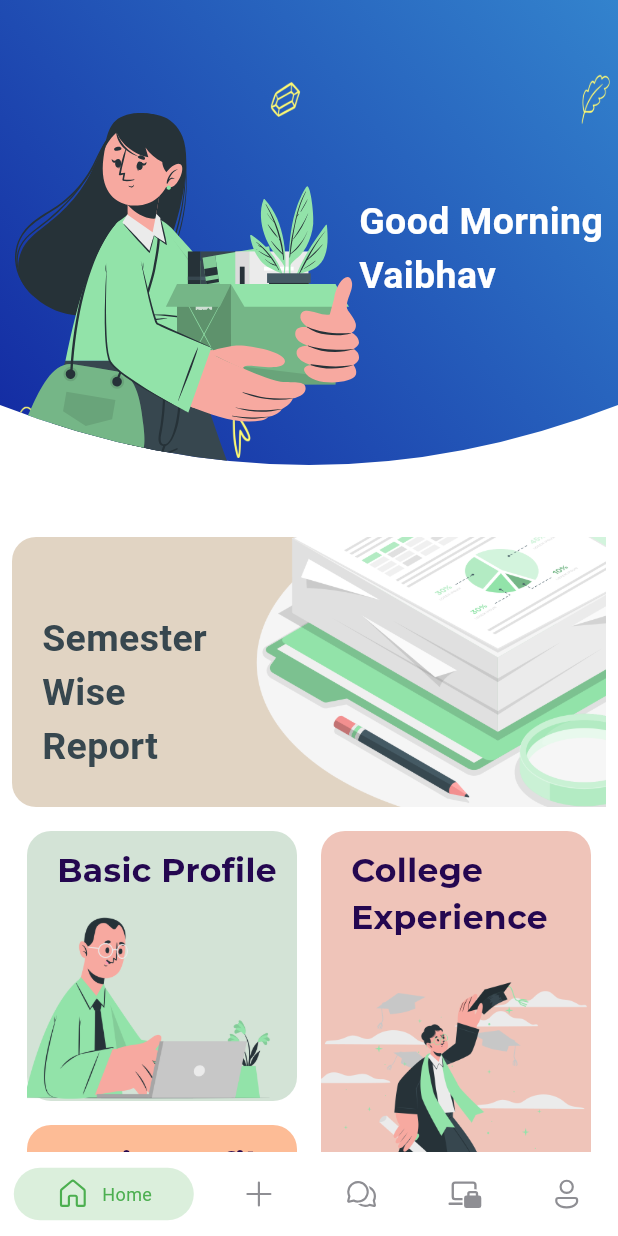
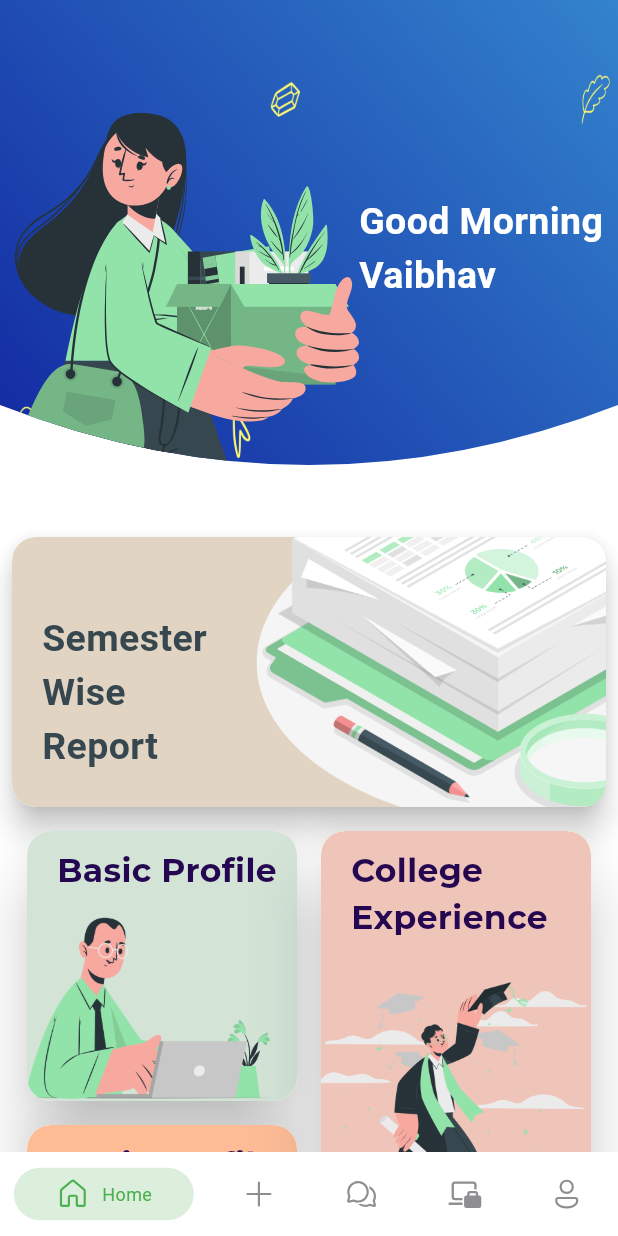
Before and after one commit to Vaibhavyadav350/tnp_kiit, a Flutter app: the screen it shows after launch, on a phone screen of 412 x 824 dp. Run offline on Flutter 3.47's test engine with Material 3 defaults, Android fonts, the light colour scheme and no system bars; drawn by our look-alikes of persistent_bottom_nav_bar_v2; our stand-ins replace awesome_snackbar_content, cloud_firestore, file_picker, firebase_auth, firebase_core, firebase_storage and 9 more; missing offline and left inert: flutter_launcher_icons, flutter_slimy_card, inkblob_navigation_bar; accounts and stored records are empty; project files that could hold a hidden picture were left out.

Commit message:
Added Elevation

```diff
--- a/lib/user/home/NewHomePage/Components/HeroCard.dart
+++ b/lib/user/home/NewHomePage/Components/HeroCard.dart
@@ -1,7 +1,3 @@
-// Main big card top centre
-// - Semester Grade Report
-// - 10th 12th and aachievements
-// -
 import 'package:flutter/material.dart';
 
 Widget HeroCard({
@@ -12,56 +8,53 @@ Widget HeroCard({
   required double height,
   required double width,
   required double pos,
-  required String hexColorCode, required String textcolor, // optional background color
+  required String hexColorCode,
+  required String textcolor,
 }) {
-
   Color backgroundColor = Color(int.parse('0xFF$hexColorCode'));
-  Color TextColor = Color(int.parse('0xFF$textcolor'));
+  Color textColor = Color(int.parse('0xFF$textcolor'));
 
   return Padding(
     padding: const EdgeInsets.all(8.0),
+    child: Material(
+      elevation: 8.0,
+      borderRadius: BorderRadius.circular(16),
+      child: ClipRRect(
+        borderRadius: BorderRadius.circular(16),
         child: Container(
           height: height,
           width: width,
-      child: Stack(
-        children: [
-          if (backgroundColor != null)
-            Positioned.fill(
-              child: Container(
           decoration: BoxDecoration(
             borderRadius: BorderRadius.circular(16),
             color: backgroundColor,
           ),
-              ),
-            ),
+          child: Stack(
+            children: [
               Positioned(
                 top: titlepos,
                 left: 20,
                 child: Text(
                   title,
                   style: TextStyle(
-                color: TextColor,
+                    color: textColor,
                     fontSize: titleSize,
                     fontWeight: FontWeight.bold,
                   ),
                 ),
               ),
               Positioned(
-
                 bottom: -40,
                 right: pos,
-            child: ClipRRect(
-              borderRadius: BorderRadius.circular(16),
                 child: Image.asset(
                   imgPath,
-                // Adjust the image height as needed
-                width: width, // Ensure the image takes the full width of the container
-                fit: BoxFit.cover, // Ensure the image covers the entire space without distortion
-              ),
+                  width: width,
+                  fit: BoxFit.cover,
                 ),
               ),
             ],
           ),
         ),
+      ),
+    ),
   );
 }
--- a/lib/user/home/NewHomePage/Components/MiniCard.dart
+++ b/lib/user/home/NewHomePage/Components/MiniCard.dart
@@ -8,29 +8,28 @@ Widget miniCard({
   required double height,
   required double width,
   required double rightPos,
-  double imgwidth =180,
-  required String hexColorCode, // optional background color
+  double imgwidth = 180,
+  required String hexColorCode,
 }) {
-
   Color backgroundColor = Color(int.parse('0xFF$hexColorCode'));
-  Color TextColor = Color(int.parse('0xFF240750'));
+  Color textColor = Color(int.parse('0xFF240750'));
 
   return Padding(
     padding: const EdgeInsets.all(8.0),
+    child: Material(
+      elevation: 20,
+      borderRadius: BorderRadius.circular(16),
+      child: ClipRRect(
+        borderRadius: BorderRadius.circular(16),
         child: Container(
           height: height,
           width: width,
-      child: Stack(
-        children: [
-          if (backgroundColor != null)
-            Positioned.fill(
-              child: Container(
           decoration: BoxDecoration(
             borderRadius: BorderRadius.circular(16),
             color: backgroundColor,
           ),
-              ),
-            ),
+          child: Stack(
+            children: [
               Positioned(
                 top: 10,
                 left: 20,
@@ -39,24 +38,22 @@ Widget miniCard({
                   style: GoogleFonts.montserrat(
                     fontWeight: FontWeight.w700,
                     fontSize: 22.0,
-                  color: TextColor
+                    color: textColor,
                   ),
                 ),
               ),
               Positioned(
-
                 bottom: bottomPos,
                 right: rightPos,
-            child: ClipRRect(
-              borderRadius: BorderRadius.circular(16),
                 child: Image.asset(
                   imgPath,
                   width: imgwidth,
                   fit: BoxFit.cover,
                 ),
               ),
+            ],
           ),
-        ],
+        ),
       ),
     ),
   );
```
Lines whose indentation alone changed are shown as unchanged.
